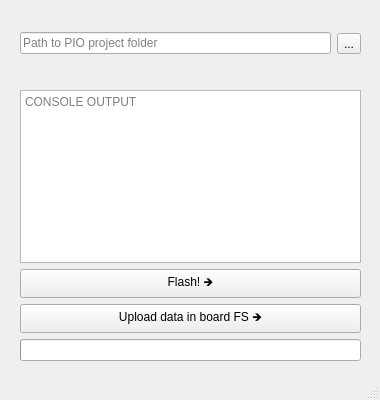
Before: the Qt Designer form PIOFlasher.ui in Rise0x00/PIO-Flasher, drawn with Qt 5.
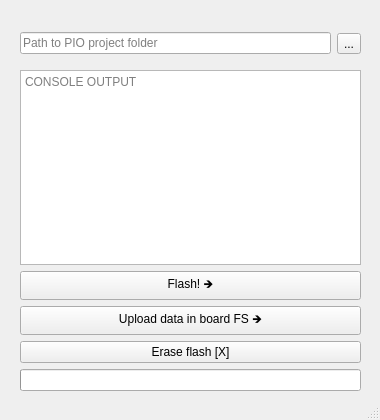
After: the same form once the commit is applied.

Commit message: Add "Erase flash" button

```diff
--- a/PIOFlasher.ui
+++ b/PIOFlasher.ui
@@ -10,7 +10,7 @@
     <x>0</x>
     <y>0</y>
     <width>380</width>
-    <height>400</height>
+    <height>420</height>
    </rect>
   </property>
   <property name="sizePolicy">
@@ -22,13 +22,13 @@
   <property name="minimumSize">
    <size>
     <width>380</width>
-    <height>400</height>
+    <height>420</height>
    </size>
   </property>
   <property name="maximumSize">
    <size>
     <width>380</width>
-    <height>400</height>
+    <height>420</height>
    </size>
   </property>
   <property name="acceptDrops">
@@ -94,9 +94,9 @@
     <property name="geometry">
      <rect>
       <x>20</x>
-      <y>90</y>
+      <y>70</y>
       <width>341</width>
-      <height>271</height>
+      <height>321</height>
      </rect>
     </property>
     <layout class="QVBoxLayout" name="verticalLayout">
@@ -124,6 +124,13 @@
        </property>
       </widget>
      </item>
+     <item>
+      <widget class="QPushButton" name="Button_erase_flash">
+       <property name="text">
+        <string>Erase flash [X]</string>
+       </property>
+      </widget>
+     </item>
      <item>
       <widget class="QProgressBar" name="progressBar">
        <property name="value">
@@ -142,7 +149,7 @@
      </item>
     </layout>
    </widget>
-   <widget class="QWidget" name="">
+   <widget class="QWidget" name="layoutWidget">
     <property name="geometry">
      <rect>
       <x>20</x>
```
Left out of the diff: 4 changed lines with no effect on the pictures. The commit also changes 2 other files.
